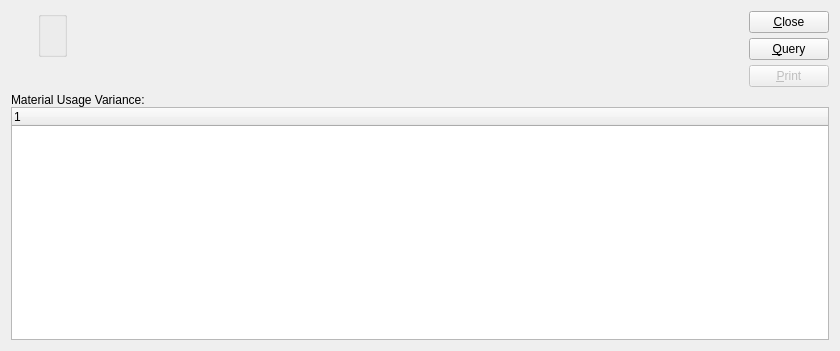
Above: xtuple/trunk/guiclient/dspMaterialUsageVarianceByItem.ui from WooodHead/xtuple before the change. Below: the same form after it.
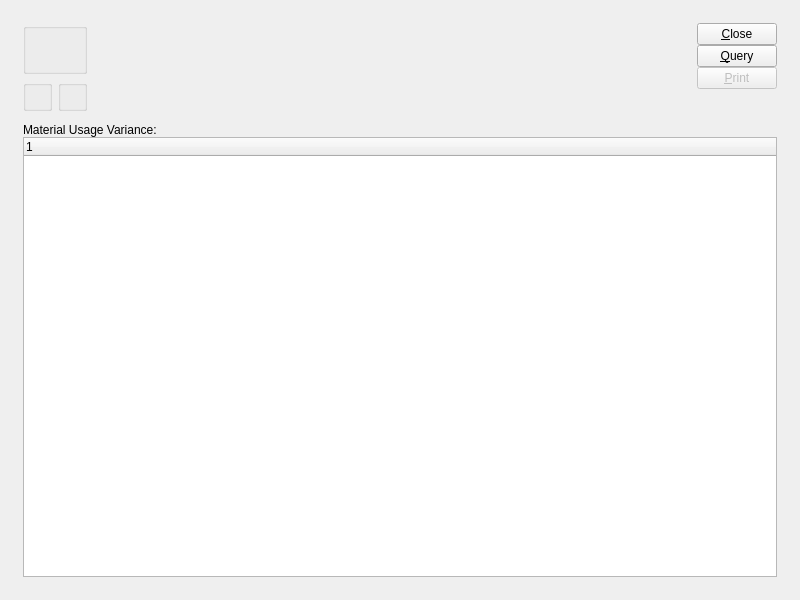
That is the form after the change. Custom widgets are drawn as their Qt base class.

Patch:
```diff
--- a/xtuple/trunk/guiclient/dspMaterialUsageVarianceByItem.ui
+++ b/xtuple/trunk/guiclient/dspMaterialUsageVarianceByItem.ui
@@ -13,103 +13,75 @@
    <rect>
     <x>0</x>
     <y>0</y>
-    <width>840</width>
-    <height>351</height>
+    <width>800</width>
+    <height>600</height>
    </rect>
   </property>
   <property name="windowTitle" >
    <string>Material Usage Variance by Item</string>
   </property>
-   <layout class="QVBoxLayout" >
-    <item>
-     <layout class="QHBoxLayout" >
-      <property name="spacing" >
-       <number>7</number>
-      </property>
-      <item>
-       <layout class="QVBoxLayout" >
+  <layout class="QGridLayout" name="gridLayout_6" >
+   <item row="0" column="0" >
+    <layout class="QGridLayout" name="gridLayout_5" >
+     <property name="margin" >
+      <number>12</number>
+     </property>
         <property name="spacing" >
-         <number>0</number>
-        </property>
+      <number>12</number>
+     </property>
+     <item row="0" column="0" >
+      <layout class="QHBoxLayout" name="horizontalLayout" >
         <item>
+        <layout class="QGridLayout" name="gridLayout_3" >
+         <item row="0" column="0" colspan="2" >
+          <widget class="QGroupBox" name="_itemGroup" >
+           <property name="title" >
+            <string/>
+           </property>
+           <layout class="QGridLayout" name="gridLayout" >
+            <item row="0" column="0" >
          <widget class="ItemCluster" name="_item" />
         </item>
-        <item>
-         <spacer>
+            <item row="0" column="1" >
+             <spacer name="horizontalSpacer" >
           <property name="orientation" >
-           <enum>Qt::Vertical</enum>
-          </property>
-          <property name="sizeType" >
-           <enum>QSizePolicy::Preferred</enum>
-          </property>
-          <property name="sizeHint" >
+               <enum>Qt::Horizontal</enum>
+              </property>
+              <property name="sizeHint" stdset="0" >
            <size>
-            <width>20</width>
-            <height>30</height>
+                <width>0</width>
+                <height>20</height>
            </size>
           </property>
          </spacer>
         </item>
        </layout>
-      </item>
-      <item>
-       <layout class="QVBoxLayout" >
-        <item>
+          </widget>
+         </item>
+         <item row="1" column="0" >
          <widget class="WarehouseGroup" name="_warehouse" >
           <property name="title" >
            <string/>
           </property>
-         </widget>
-        </item>
-        <item>
-         <spacer>
-          <property name="orientation" >
-           <enum>Qt::Vertical</enum>
-          </property>
-          <property name="sizeType" >
-           <enum>QSizePolicy::Preferred</enum>
-          </property>
-          <property name="sizeHint" >
-           <size>
-            <width>20</width>
-            <height>30</height>
-           </size>
-          </property>
-         </spacer>
-        </item>
-       </layout>
-      </item>
-      <item>
-       <layout class="QVBoxLayout" >
-        <property name="spacing" >
-         <number>0</number>
-        </property>
-        <item>
+           <property name="fixedSize" >
+            <bool>false</bool>
+           </property>
+          </widget>
+         </item>
+         <item row="1" column="1" >
+          <widget class="QGroupBox" name="_dateGroup" >
+           <property name="title" >
+            <string/>
+           </property>
+           <layout class="QGridLayout" name="gridLayout_2" >
+            <item row="0" column="0" >
          <widget class="DateCluster" name="_dates" />
         </item>
-        <item>
-         <spacer>
-          <property name="orientation" >
-           <enum>Qt::Vertical</enum>
-          </property>
-          <property name="sizeType" >
-           <enum>QSizePolicy::Preferred</enum>
-          </property>
-          <property name="sizeHint" >
-           <size>
-            <width>20</width>
-            <height>40</height>
-           </size>
-          </property>
-         </spacer>
+           </layout>
+          </widget>
         </item>
        </layout>
       </item>
-      <item>
-       <layout class="QHBoxLayout" >
-        <property name="spacing" >
-         <number>0</number>
-        </property>
         <item>
          <spacer>
           <property name="orientation" >
@@ -118,9 +90,9 @@
           <property name="sizeType" >
            <enum>QSizePolicy::Expanding</enum>
           </property>
-          <property name="sizeHint" >
+         <property name="sizeHint" stdset="0" >
            <size>
-            <width>27</width>
+           <width>0</width>
             <height>20</height>
            </size>
           </property>
@@ -129,7 +101,7 @@
         <item>
          <layout class="QVBoxLayout" >
           <property name="spacing" >
-           <number>5</number>
+          <number>0</number>
           </property>
           <item>
            <widget class="QPushButton" name="_close" >
@@ -155,13 +127,42 @@
             </property>
            </widget>
           </item>
-         </layout>
-        </item>
-       </layout>
-      </item>
-     </layout>
-    </item>
     <item>
+          <spacer name="verticalSpacer" >
+           <property name="orientation" >
+            <enum>Qt::Vertical</enum>
+           </property>
+           <property name="sizeHint" stdset="0" >
+            <size>
+             <width>20</width>
+             <height>0</height>
+            </size>
+           </property>
+          </spacer>
+         </item>
+        </layout>
+       </item>
+      </layout>
+     </item>
+     <item row="1" column="0" >
+      <widget class="QFrame" name="_frame" >
+       <property name="sizePolicy" >
+        <sizepolicy vsizetype="Expanding" hsizetype="Preferred" >
+         <horstretch>0</horstretch>
+         <verstretch>1</verstretch>
+        </sizepolicy>
+       </property>
+       <property name="frameShape" >
+        <enum>QFrame::NoFrame</enum>
+       </property>
+       <property name="frameShadow" >
+        <enum>QFrame::Raised</enum>
+       </property>
+       <layout class="QGridLayout" name="gridLayout_4" >
+        <property name="margin" >
+         <number>0</number>
+        </property>
+        <item row="0" column="0" >
      <layout class="QVBoxLayout" >
       <property name="spacing" >
        <number>0</number>
@@ -180,6 +181,11 @@
     </item>
    </layout>
  </widget>
+     </item>
+    </layout>
+   </item>
+  </layout>
+ </widget>
  <layoutdefault spacing="6" margin="11" />
  <pixmapfunction>qPixmapFromMimeSource</pixmapfunction>
  <customwidgets>
```
Left out of the diff: 2 changed lines with no effect on the pictures. Lines whose indentation alone changed are shown as unchanged.
